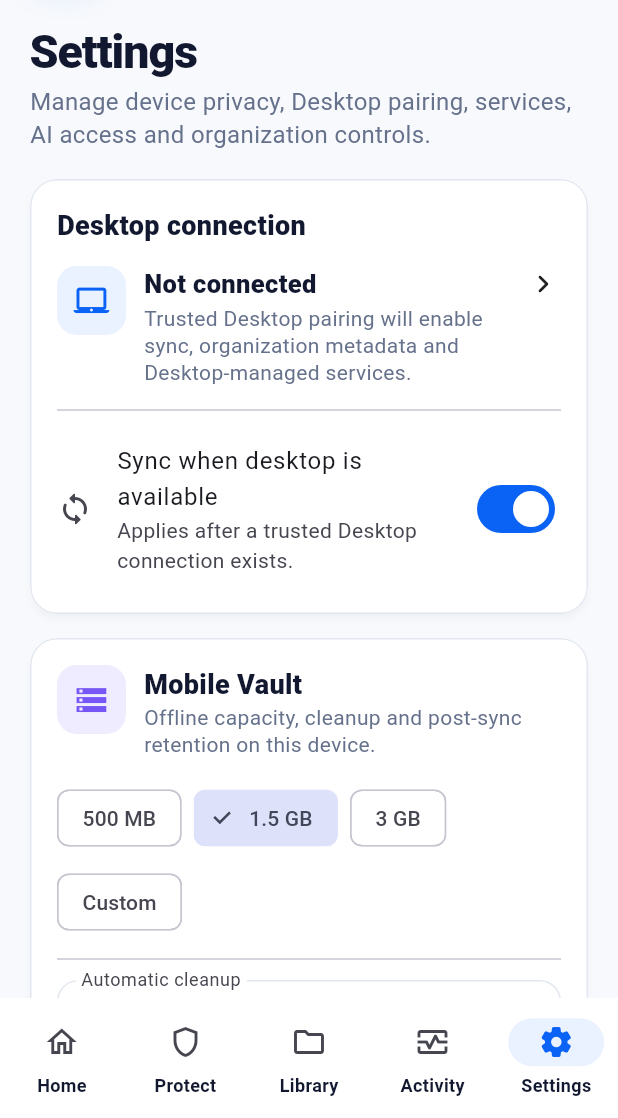
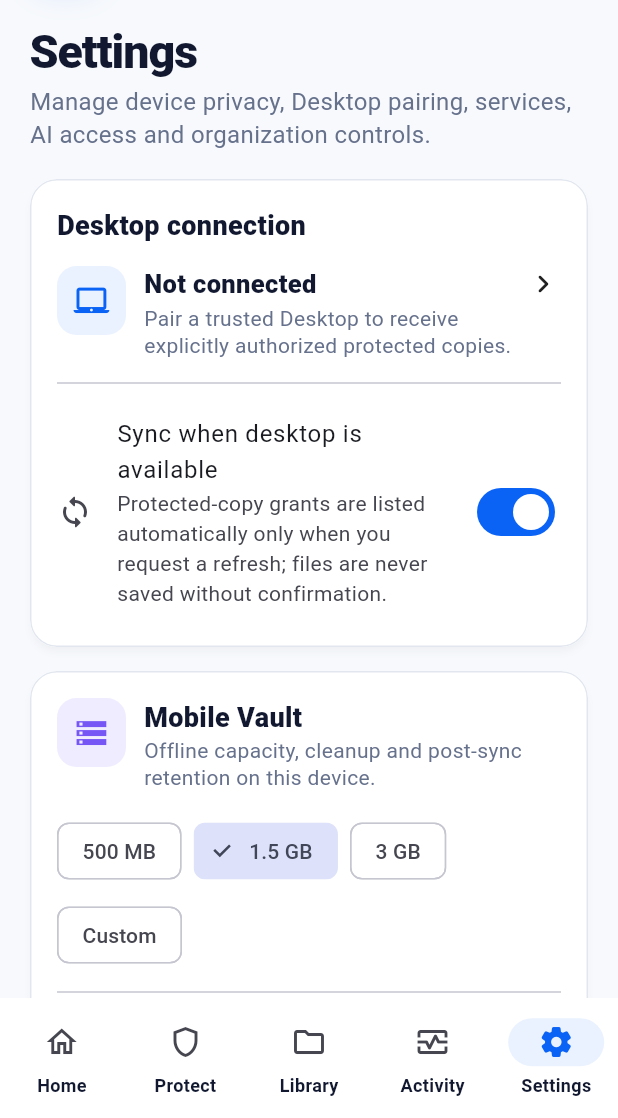
Before and after one commit to patpet21/privacygate-mobile, a Flutter app: the screen it shows after launch, item 5 of the bottom bar chosen, on a phone screen of 412 x 824 dp, the part 118-1236 px from its top. Run offline on Flutter 3.47's test engine with Material 3 defaults, Android fonts, the phone set to English and light mode, and no system bars; our stand-ins replace flutter_secure_storage.

Commit message:
Connect Settings to trusted Desktop pairing

```diff
--- a/lib/features/settings/settings_screen.dart
+++ b/lib/features/settings/settings_screen.dart
@@ -1,23 +1,33 @@
 import 'package:flutter/material.dart';
 
 import '../../app/mobile_design.dart';
+import '../../core/mobile_link/desktop_connection.dart';
 import '../../core/settings/privacy_gate_settings.dart';
+import 'desktop_connection_screen.dart';
 import 'settings_module_screen.dart';
 
 class SettingsScreen extends StatefulWidget {
-  const SettingsScreen({required this.settings, super.key});
+  const SettingsScreen({
+    required this.settings,
+    required this.connectionStore,
+    super.key,
+  });
 
   final PrivacyGateSettings settings;
+  final DesktopConnectionStore connectionStore;
 
   @override
   State<SettingsScreen> createState() => _SettingsScreenState();
 }
 
 class _SettingsScreenState extends State<SettingsScreen> {
+  DesktopConnection? _connection;
+
   @override
   void initState() {
     super.initState();
     widget.settings.addListener(_refresh);
+    _loadConnection();
   }
 
   @override
@@ -28,17 +38,31 @@ class _SettingsScreenState extends State<SettingsScreen> {
 
   void _refresh() => setState(() {});
 
+  Future<void> _loadConnection() async {
+    final connection = await widget.connectionStore.load();
+    if (!mounted) return;
+    setState(() => _connection = connection);
+  }
+
+  Future<void> _openDesktopConnection() async {
+    await Navigator.of(context).push(
+      MaterialPageRoute<void>(
+        builder: (_) => DesktopConnectionScreen(store: widget.connectionStore),
+      ),
+    );
+    await _loadConnection();
+  }
+
   void _openModule(SettingsModule module) {
     Navigator.of(context).push(
-      MaterialPageRoute<void>(
-        builder: (_) => SettingsModuleScreen(module: module),
-      ),
+      MaterialPageRoute<void>(builder: (_) => SettingsModuleScreen(module: module)),
     );
   }
 
   @override
   Widget build(BuildContext context) {
     final settings = widget.settings;
+    final connected = _connection != null;
     return PgPage(
       children: [
         const PgHeader(),
@@ -54,35 +78,41 @@ class _SettingsScreenState extends State<SettingsScreen> {
               const SizedBox(height: 12),
               InkWell(
                 borderRadius: BorderRadius.circular(12),
-                onTap: () => _openModule(SettingsModule.accountDevices),
-                child: const Padding(
-                  padding: EdgeInsets.symmetric(vertical: 2),
+                onTap: _openDesktopConnection,
+                child: Padding(
+                  padding: const EdgeInsets.symmetric(vertical: 2),
                   child: Row(
                     crossAxisAlignment: CrossAxisAlignment.start,
                     children: [
-                      PgIconBox(icon: Icons.laptop_mac_outlined),
-                      SizedBox(width: 12),
+                      PgIconBox(
+                        icon: connected ? Icons.verified_rounded : Icons.laptop_mac_outlined,
+                        foreground: connected ? PgColors.green : PgColors.blue,
+                        background: connected ? PgColors.greenSoft : PgColors.blueSoft,
+                      ),
+                      const SizedBox(width: 12),
                       Expanded(
                         child: Column(
                           crossAxisAlignment: CrossAxisAlignment.start,
                           children: [
                             Text(
-                              'Not connected',
-                              style: TextStyle(
+                              connected ? 'Trusted Desktop paired' : 'Not connected',
+                              style: const TextStyle(
                                 color: PgColors.navy,
                                 fontWeight: FontWeight.w800,
                                 fontSize: 17,
                               ),
                             ),
-                            SizedBox(height: 2),
+                            const SizedBox(height: 2),
                             Text(
-                              'Trusted Desktop pairing will enable sync, organization metadata and Desktop-managed services.',
-                              style: TextStyle(color: PgColors.textSecondary, height: 1.3),
+                              connected
+                                  ? 'Tap to review or forget this Desktop connection.'
+                                  : 'Pair a trusted Desktop to receive explicitly authorized protected copies.',
+                              style: const TextStyle(color: PgColors.textSecondary, height: 1.3),
                             ),
                           ],
                         ),
                       ),
-                      Icon(Icons.chevron_right_rounded),
+                      const Icon(Icons.chevron_right_rounded),
                     ],
                   ),
                 ),
@@ -92,7 +122,9 @@ class _SettingsScreenState extends State<SettingsScreen> {
                 contentPadding: EdgeInsets.zero,
                 secondary: const Icon(Icons.sync_rounded),
                 title: const Text('Sync when desktop is available'),
-                subtitle: const Text('Applies after a trusted Desktop connection exists.'),
+                subtitle: const Text(
+                  'Protected-copy grants are listed automatically only when you request a refresh; files are never saved without confirmation.',
+                ),
                 value: settings.syncWhenDesktopAvailable,
                 onChanged: settings.setSyncWhenDesktopAvailable,
               ),
@@ -119,11 +151,7 @@ class _SettingsScreenState extends State<SettingsScreen> {
                       children: [
                         Text(
                           'Mobile Vault',
-                          style: TextStyle(
-                            color: PgColors.navy,
-                            fontWeight: FontWeight.w800,
-                            fontSize: 18,
-                          ),
+                          style: TextStyle(color: PgColors.navy, fontWeight: FontWeight.w800, fontSize: 18),
                         ),
                         Text(
                           'Offline capacity, cleanup and post-sync retention on this device.',
@@ -151,10 +179,7 @@ class _SettingsScreenState extends State<SettingsScreen> {
                 const SizedBox(height: 12),
                 Text(
                   'Custom limit: ${_storageLabel(settings.customVaultMegabytes)}',
-                  style: const TextStyle(
-                    color: PgColors.navy,
-                    fontWeight: FontWeight.w700,
-                  ),
+                  style: const TextStyle(color: PgColors.navy, fontWeight: FontWeight.w700),
                 ),
                 Slider(
                   min: 100,
@@ -168,9 +193,7 @@ class _SettingsScreenState extends State<SettingsScreen> {
               DropdownButtonFormField<VaultRetentionPolicy>(
                 key: ValueKey('retention-${settings.retention.name}'),
                 initialValue: settings.retention,
-                decoration: const InputDecoration(
-                  labelText: 'Automatic cleanup',
-                ),
+                decoration: const InputDecoration(labelText: 'Automatic cleanup'),
                 items: [
                   for (final policy in VaultRetentionPolicy.values)
                     DropdownMenuItem(value: policy, child: Text(policy.label)),
@@ -211,14 +234,10 @@ class _SettingsScreenState extends State<SettingsScreen> {
                       children: [
                         Text(
                           'Restore security',
-                          style: TextStyle(
-                            color: PgColors.navy,
-                            fontWeight: FontWeight.w800,
-                            fontSize: 18,
-                          ),
+                          style: TextStyle(color: PgColors.navy, fontWeight: FontWeight.w800, fontSize: 18),
                         ),
                         Text(
-                          'Keep restore mappings local and protect restore with device authentication.',
+                          'Protected-copy transfers never include a restore mapping.',
                           style: TextStyle(color: PgColors.textSecondary, height: 1.3),
                         ),
                       ],
@@ -230,23 +249,9 @@ class _SettingsScreenState extends State<SettingsScreen> {
               SwitchListTile.adaptive(
                 contentPadding: EdgeInsets.zero,
                 title: const Text('Require biometrics/device auth for restore'),
-                subtitle: const Text('Native enforcement will use Android/iOS secure storage.'),
+                subtitle: const Text('Applies to future full-session restore material, not protected-only copies.'),
                 value: settings.requireDeviceAuthForRestore,
                 onChanged: settings.setRequireDeviceAuthForRestore,
-              ),
-              const Divider(height: 24),
-              const Row(
-                crossAxisAlignment: CrossAxisAlignment.start,
-                children: [
-                  Icon(Icons.offline_pin_outlined, color: PgColors.green),
-                  SizedBox(width: 10),
-                  Expanded(
-                    child: Text(
-                      'Encrypted offline persistence becomes active after the native Keystore/Keychain adapter is implemented.',
-                      style: TextStyle(color: PgColors.textSecondary, height: 1.3),
-                    ),
-                  ),
-                ],
               ),
             ],
           ),
@@ -254,11 +259,7 @@ class _SettingsScreenState extends State<SettingsScreen> {
         const SizedBox(height: 22),
         const Text(
           'PrivacyGate controls',
-          style: TextStyle(
-            color: PgColors.navy,
-            fontSize: 21,
-            fontWeight: FontWeight.w800,
-          ),
+          style: TextStyle(color: PgColors.navy, fontSize: 21, fontWeight: FontWeight.w800),
         ),
         const SizedBox(height: 6),
         const Text(
@@ -268,11 +269,7 @@ class _SettingsScreenState extends State<SettingsScreen> {
         const SizedBox(height: 14),
         _SettingsGroup(
           title: 'Core services',
-          modules: const [
-            SettingsModule.accountDevices,
-            SettingsModule.workspaces,
-            SettingsModule.services,
-          ],
+          modules: const [SettingsModule.accountDevices, SettingsModule.workspaces, SettingsModule.services],
           onOpen: _openModule,
         ),
         const SizedBox(height: 12),
@@ -289,10 +286,7 @@ class _SettingsScreenState extends State<SettingsScreen> {
         const SizedBox(height: 12),
         _SettingsGroup(
           title: 'Organization',
-          modules: const [
-            SettingsModule.team,
-            SettingsModule.devices,
-          ],
+          modules: const [SettingsModule.team, SettingsModule.devices],
           onOpen: _openModule,
         ),
         const SizedBox(height: 12),
@@ -311,7 +305,7 @@ class _SettingsScreenState extends State<SettingsScreen> {
               SizedBox(width: 12),
               Expanded(
                 child: Text(
-                  'Mobile parity preserves Desktop logic and privacy boundaries, but uses lists, drill-down pages and vertical cards so controls remain readable on phone-size screens.',
+                  'Mobile parity preserves Desktop logic and privacy boundaries, while protected-copy content and pairing credentials stay in platform secure storage.',
                   style: TextStyle(color: PgColors.textSecondary, height: 1.35),
                 ),
               ),
@@ -332,11 +326,7 @@ class _SettingsScreenState extends State<SettingsScreen> {
 }
 
 class _SettingsGroup extends StatelessWidget {
-  const _SettingsGroup({
-    required this.title,
-    required this.modules,
-    required this.onOpen,
-  });
+  const _SettingsGroup({required this.title, required this.modules, required this.onOpen});
 
   final String title;
   final List<SettingsModule> modules;
@@ -362,9 +352,20 @@ class _SettingsGroup extends StatelessWidget {
             ),
           ),
           for (var index = 0; index < modules.length; index++) ...[
-            _SettingsModuleTile(
-              module: modules[index],
+            ListTile(
               onTap: () => onOpen(modules[index]),
+              leading: PgIconBox(icon: modules[index].icon, size: 38),
+              title: Text(
+                modules[index].title,
+                style: const TextStyle(color: PgColors.navy, fontWeight: FontWeight.w800),
+              ),
+              subtitle: Text(
+                modules[index].subtitle,
+                maxLines: 2,
+                overflow: TextOverflow.ellipsis,
+                style: const TextStyle(color: PgColors.textSecondary, height: 1.25),
+              ),
+              trailing: const Icon(Icons.chevron_right_rounded),
             ),
             if (index != modules.length - 1)
               const Divider(height: 1, indent: 62, endIndent: 16),
@@ -374,32 +375,3 @@ class _SettingsGroup extends StatelessWidget {
     );
   }
 }
-
-class _SettingsModuleTile extends StatelessWidget {
-  const _SettingsModuleTile({required this.module, required this.onTap});
-
-  final SettingsModule module;
-  final VoidCallback onTap;
-
-  @override
-  Widget build(BuildContext context) {
-    return ListTile(
-      onTap: onTap,
-      leading: PgIconBox(icon: module.icon, size: 38),
-      title: Text(
-        module.title,
-        style: const TextStyle(
-          color: PgColors.navy,
-          fontWeight: FontWeight.w800,
-        ),
-      ),
-      subtitle: Text(
-        module.subtitle,
-        maxLines: 2,
-        overflow: TextOverflow.ellipsis,
-        style: const TextStyle(color: PgColors.textSecondary, height: 1.25),
-      ),
-      trailing: const Icon(Icons.chevron_right_rounded),
-    );
-  }
-}
```
